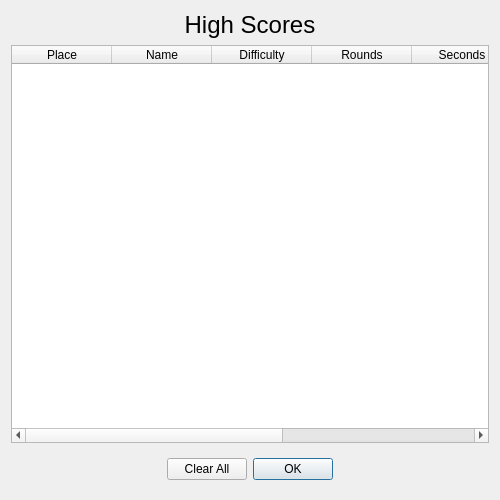
Old version of the form ui/highscores.ui in the repository tdauth/gustavsfairyland.
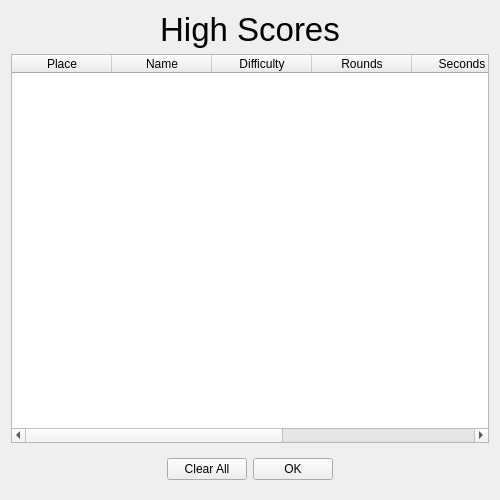
New version of the form. Icons and pictures are not drawn.

Diff of the .ui file:
```diff
--- a/ui/highscores.ui
+++ b/ui/highscores.ui
@@ -93,7 +93,7 @@
     <widget class="QLabel" name="label">
      <property name="font">
       <font>
-       <pointsize>18</pointsize>
+       <pointsize>25</pointsize>
       </font>
      </property>
      <property name="text">
@@ -122,19 +122,20 @@
           </property>
          </widget>
         </item>
-        <item alignment="Qt::AlignHCenter">
-         <widget class="QDialogButtonBox" name="buttonBox">
-          <property name="sizePolicy">
-           <sizepolicy hsizetype="Fixed" vsizetype="Fixed">
-            <horstretch>0</horstretch>
-            <verstretch>0</verstretch>
-           </sizepolicy>
+        <item>
+         <widget class="QPushButton" name="okPushButton">
+          <property name="text">
+           <string>OK</string>
           </property>
-          <property name="standardButtons">
-           <set>QDialogButtonBox::Ok</set>
+          <property name="icon">
+           <iconset resource="../oxygen-icons-png-master/oxygen.qrc">
+            <normaloff>:/themes/oxygen/32x32/actions/dialog-ok-apply.png</normaloff>:/themes/oxygen/32x32/actions/dialog-ok-apply.png</iconset>
           </property>
-          <property name="centerButtons">
-           <bool>true</bool>
+          <property name="iconSize">
+           <size>
+            <width>32</width>
+            <height>32</height>
+           </size>
           </property>
          </widget>
         </item>
```
Left out of the diff: 15 changed lines with no effect on the pictures.
